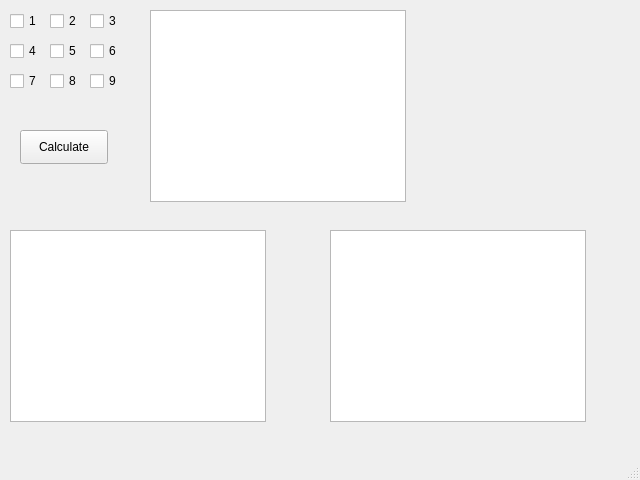
Old version of the form mathdoku/CalculatorGui.ui in the repository DmitriyPanteleev/mybox.
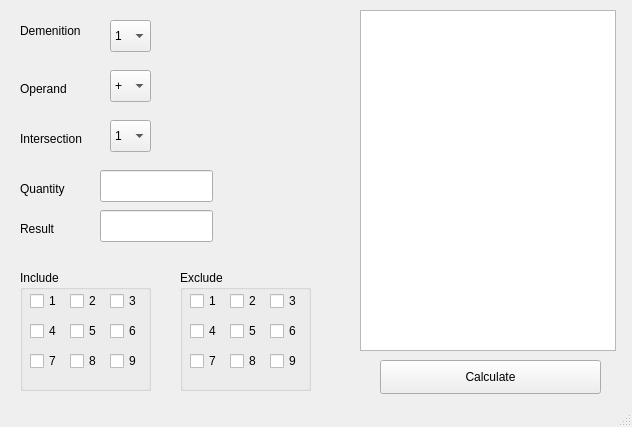
New version of the form.

Commit message: add form element

```diff
--- a/mathdoku/CalculatorGui.ui
+++ b/mathdoku/CalculatorGui.ui
@@ -6,32 +6,67 @@
    <rect>
     <x>0</x>
     <y>0</y>
-    <width>640</width>
-    <height>480</height>
+    <width>632</width>
+    <height>427</height>
    </rect>
   </property>
   <property name="windowTitle">
    <string>MainWindow</string>
   </property>
   <widget class="QWidget" name="centralwidget">
-   <widget class="QCheckBox" name="checkBox_1">
+   <widget class="QPushButton" name="calcButton">
     <property name="geometry">
      <rect>
-      <x>10</x>
+      <x>380</x>
+      <y>360</y>
+      <width>221</width>
+      <height>34</height>
+     </rect>
+    </property>
+    <property name="text">
+     <string>Calculate</string>
+    </property>
+   </widget>
+   <widget class="QListWidget" name="listWidget">
+    <property name="geometry">
+     <rect>
+      <x>360</x>
       <y>10</y>
+      <width>256</width>
+      <height>341</height>
+     </rect>
+    </property>
+   </widget>
+   <widget class="QGroupBox" name="groupBox">
+    <property name="geometry">
+     <rect>
+      <x>20</x>
+      <y>270</y>
+      <width>131</width>
+      <height>121</height>
+     </rect>
+    </property>
+    <property name="title">
+     <string>Include</string>
+    </property>
+    <widget class="QCheckBox" name="checkBox_9">
+     <property name="geometry">
+      <rect>
+       <x>90</x>
+       <y>80</y>
       <width>41</width>
       <height>22</height>
      </rect>
     </property>
     <property name="text">
-     <string>1</string>
+      <string>9</string>
     </property>
    </widget>
    <widget class="QCheckBox" name="checkBox_2">
     <property name="geometry">
      <rect>
       <x>10</x>
-      <y>40</y>
+       <y>50</y>
       <width>41</width>
       <height>22</height>
      </rect>
@@ -40,24 +75,11 @@
      <string>4</string>
     </property>
    </widget>
-   <widget class="QCheckBox" name="checkBox_3">
-    <property name="geometry">
-     <rect>
-      <x>50</x>
-      <y>40</y>
-      <width>41</width>
-      <height>22</height>
-     </rect>
-    </property>
-    <property name="text">
-     <string>5</string>
-    </property>
-   </widget>
    <widget class="QCheckBox" name="checkBox_4">
     <property name="geometry">
      <rect>
       <x>50</x>
-      <y>10</y>
+       <y>20</y>
       <width>41</width>
       <height>22</height>
      </rect>
@@ -66,37 +88,11 @@
      <string>2</string>
     </property>
    </widget>
-   <widget class="QCheckBox" name="checkBox_5">
-    <property name="geometry">
-     <rect>
-      <x>90</x>
-      <y>40</y>
-      <width>41</width>
-      <height>22</height>
-     </rect>
-    </property>
-    <property name="text">
-     <string>6</string>
-    </property>
-   </widget>
-   <widget class="QCheckBox" name="checkBox_6">
-    <property name="geometry">
-     <rect>
-      <x>90</x>
-      <y>10</y>
-      <width>41</width>
-      <height>22</height>
-     </rect>
-    </property>
-    <property name="text">
-     <string>3</string>
-    </property>
-   </widget>
    <widget class="QCheckBox" name="checkBox_7">
     <property name="geometry">
      <rect>
       <x>50</x>
-      <y>70</y>
+       <y>80</y>
       <width>41</width>
       <height>22</height>
      </rect>
@@ -105,11 +101,50 @@
      <string>8</string>
     </property>
    </widget>
+    <widget class="QCheckBox" name="checkBox_6">
+     <property name="geometry">
+      <rect>
+       <x>90</x>
+       <y>20</y>
+       <width>41</width>
+       <height>22</height>
+      </rect>
+     </property>
+     <property name="text">
+      <string>3</string>
+     </property>
+    </widget>
+    <widget class="QCheckBox" name="checkBox_1">
+     <property name="geometry">
+      <rect>
+       <x>10</x>
+       <y>20</y>
+       <width>41</width>
+       <height>22</height>
+      </rect>
+     </property>
+     <property name="text">
+      <string>1</string>
+     </property>
+    </widget>
+    <widget class="QCheckBox" name="checkBox_5">
+     <property name="geometry">
+      <rect>
+       <x>90</x>
+       <y>50</y>
+       <width>41</width>
+       <height>22</height>
+      </rect>
+     </property>
+     <property name="text">
+      <string>6</string>
+     </property>
+    </widget>
    <widget class="QCheckBox" name="checkBox_8">
     <property name="geometry">
      <rect>
       <x>10</x>
-      <y>70</y>
+       <y>80</y>
       <width>41</width>
       <height>22</height>
      </rect>
@@ -118,11 +153,37 @@
      <string>7</string>
     </property>
    </widget>
-   <widget class="QCheckBox" name="checkBox_9">
+    <widget class="QCheckBox" name="checkBox_3">
     <property name="geometry">
      <rect>
+       <x>50</x>
+       <y>50</y>
+       <width>41</width>
+       <height>22</height>
+      </rect>
+     </property>
+     <property name="text">
+      <string>5</string>
+     </property>
+    </widget>
+   </widget>
+   <widget class="QGroupBox" name="groupBox_2">
+    <property name="geometry">
+     <rect>
+      <x>180</x>
+      <y>270</y>
+      <width>131</width>
+      <height>121</height>
+     </rect>
+    </property>
+    <property name="title">
+     <string>Exclude</string>
+    </property>
+    <widget class="QCheckBox" name="checkBox_10">
+     <property name="geometry">
+      <rect>
       <x>90</x>
-      <y>70</y>
+       <y>80</y>
       <width>41</width>
       <height>22</height>
      </rect>
@@ -131,47 +192,334 @@
      <string>9</string>
     </property>
    </widget>
-   <widget class="QListView" name="listView">
+    <widget class="QCheckBox" name="checkBox_11">
     <property name="geometry">
      <rect>
-      <x>150</x>
-      <y>10</y>
-      <width>256</width>
-      <height>192</height>
-     </rect>
-    </property>
-   </widget>
-   <widget class="QPushButton" name="calcButton">
+       <x>10</x>
+       <y>50</y>
+       <width>41</width>
+       <height>22</height>
+      </rect>
+     </property>
+     <property name="text">
+      <string>4</string>
+     </property>
+    </widget>
+    <widget class="QCheckBox" name="checkBox_12">
+     <property name="geometry">
+      <rect>
+       <x>50</x>
+       <y>20</y>
+       <width>41</width>
+       <height>22</height>
+      </rect>
+     </property>
+     <property name="text">
+      <string>2</string>
+     </property>
+    </widget>
+    <widget class="QCheckBox" name="checkBox_13">
+     <property name="geometry">
+      <rect>
+       <x>50</x>
+       <y>80</y>
+       <width>41</width>
+       <height>22</height>
+      </rect>
+     </property>
+     <property name="text">
+      <string>8</string>
+     </property>
+    </widget>
+    <widget class="QCheckBox" name="checkBox_14">
+     <property name="geometry">
+      <rect>
+       <x>90</x>
+       <y>20</y>
+       <width>41</width>
+       <height>22</height>
+      </rect>
+     </property>
+     <property name="text">
+      <string>3</string>
+     </property>
+    </widget>
+    <widget class="QCheckBox" name="checkBox_15">
+     <property name="geometry">
+      <rect>
+       <x>10</x>
+       <y>20</y>
+       <width>41</width>
+       <height>22</height>
+      </rect>
+     </property>
+     <property name="text">
+      <string>1</string>
+     </property>
+    </widget>
+    <widget class="QCheckBox" name="checkBox_16">
+     <property name="geometry">
+      <rect>
+       <x>90</x>
+       <y>50</y>
+       <width>41</width>
+       <height>22</height>
+      </rect>
+     </property>
+     <property name="text">
+      <string>6</string>
+     </property>
+    </widget>
+    <widget class="QCheckBox" name="checkBox_17">
+     <property name="geometry">
+      <rect>
+       <x>10</x>
+       <y>80</y>
+       <width>41</width>
+       <height>22</height>
+      </rect>
+     </property>
+     <property name="text">
+      <string>7</string>
+     </property>
+    </widget>
+    <widget class="QCheckBox" name="checkBox_18">
+     <property name="geometry">
+      <rect>
+       <x>50</x>
+       <y>50</y>
+       <width>41</width>
+       <height>22</height>
+      </rect>
+     </property>
+     <property name="text">
+      <string>5</string>
+     </property>
+    </widget>
+   </widget>
+   <widget class="QComboBox" name="comboBox">
+    <property name="geometry">
+     <rect>
+      <x>110</x>
+      <y>20</y>
+      <width>41</width>
+      <height>32</height>
+     </rect>
+    </property>
+    <item>
+     <property name="text">
+      <string>1</string>
+     </property>
+    </item>
+    <item>
+     <property name="text">
+      <string>2</string>
+     </property>
+    </item>
+    <item>
+     <property name="text">
+      <string>3</string>
+     </property>
+    </item>
+    <item>
+     <property name="text">
+      <string>4</string>
+     </property>
+    </item>
+    <item>
+     <property name="text">
+      <string>5</string>
+     </property>
+    </item>
+    <item>
+     <property name="text">
+      <string>6</string>
+     </property>
+    </item>
+    <item>
+     <property name="text">
+      <string>7</string>
+     </property>
+    </item>
+    <item>
+     <property name="text">
+      <string>8</string>
+     </property>
+    </item>
+    <item>
+     <property name="text">
+      <string>9</string>
+     </property>
+    </item>
+   </widget>
+   <widget class="QLabel" name="label">
+    <property name="geometry">
+     <rect>
+      <x>20</x>
+      <y>20</y>
+      <width>81</width>
+      <height>21</height>
+     </rect>
+    </property>
+    <property name="text">
+     <string>Demenition</string>
+    </property>
+   </widget>
+   <widget class="QLineEdit" name="lineEdit">
+    <property name="geometry">
+     <rect>
+      <x>100</x>
+      <y>170</y>
+      <width>113</width>
+      <height>32</height>
+     </rect>
+    </property>
+   </widget>
+   <widget class="QLineEdit" name="lineEdit_2">
+    <property name="geometry">
+     <rect>
+      <x>100</x>
+      <y>210</y>
+      <width>113</width>
+      <height>32</height>
+     </rect>
+    </property>
+   </widget>
+   <widget class="QComboBox" name="comboBox_2">
+    <property name="geometry">
+     <rect>
+      <x>110</x>
+      <y>70</y>
+      <width>41</width>
+      <height>32</height>
+     </rect>
+    </property>
+    <item>
+     <property name="text">
+      <string>+</string>
+     </property>
+    </item>
+    <item>
+     <property name="text">
+      <string>*</string>
+     </property>
+    </item>
+    <item>
+     <property name="text">
+      <string>-</string>
+     </property>
+    </item>
+    <item>
+     <property name="text">
+      <string>/</string>
+     </property>
+    </item>
+   </widget>
+   <widget class="QLabel" name="label_2">
+    <property name="geometry">
+     <rect>
+      <x>20</x>
+      <y>180</y>
+      <width>58</width>
+      <height>18</height>
+     </rect>
+    </property>
+    <property name="text">
+     <string>Quantity</string>
+    </property>
+   </widget>
+   <widget class="QLabel" name="label_3">
+    <property name="geometry">
+     <rect>
+      <x>20</x>
+      <y>220</y>
+      <width>58</width>
+      <height>18</height>
+     </rect>
+    </property>
+    <property name="text">
+     <string>Result</string>
+    </property>
+   </widget>
+   <widget class="QLabel" name="label_4">
+    <property name="geometry">
+     <rect>
+      <x>20</x>
+      <y>80</y>
+      <width>58</width>
+      <height>18</height>
+     </rect>
+    </property>
+    <property name="text">
+     <string>Operand</string>
+    </property>
+   </widget>
+   <widget class="QComboBox" name="comboBox_3">
+    <property name="geometry">
+     <rect>
+      <x>110</x>
+      <y>120</y>
+      <width>41</width>
+      <height>32</height>
+     </rect>
+    </property>
+    <item>
+     <property name="text">
+      <string>1</string>
+     </property>
+    </item>
+    <item>
+     <property name="text">
+      <string>2</string>
+     </property>
+    </item>
+    <item>
+     <property name="text">
+      <string>3</string>
+     </property>
+    </item>
+    <item>
+     <property name="text">
+      <string>4</string>
+     </property>
+    </item>
+    <item>
+     <property name="text">
+      <string>5</string>
+     </property>
+    </item>
+    <item>
+     <property name="text">
+      <string>6</string>
+     </property>
+    </item>
+    <item>
+     <property name="text">
+      <string>7</string>
+     </property>
+    </item>
+    <item>
+     <property name="text">
+      <string>8</string>
+     </property>
+    </item>
+    <item>
+     <property name="text">
+      <string>9</string>
+     </property>
+    </item>
+   </widget>
+   <widget class="QLabel" name="label_5">
     <property name="geometry">
      <rect>
       <x>20</x>
       <y>130</y>
-      <width>88</width>
-      <height>34</height>
+      <width>81</width>
+      <height>18</height>
      </rect>
     </property>
     <property name="text">
-     <string>Calculate</string>
-    </property>
-   </widget>
-   <widget class="QTextBrowser" name="textBrowser">
-    <property name="geometry">
-     <rect>
-      <x>10</x>
-      <y>230</y>
-      <width>256</width>
-      <height>192</height>
-     </rect>
-    </property>
-   </widget>
-   <widget class="QListWidget" name="listWidget">
-    <property name="geometry">
-     <rect>
-      <x>330</x>
-      <y>230</y>
-      <width>256</width>
-      <height>192</height>
-     </rect>
+     <string>Intersection</string>
     </property>
    </widget>
   </widget>
```
Lines whose indentation alone changed are shown as unchanged.
